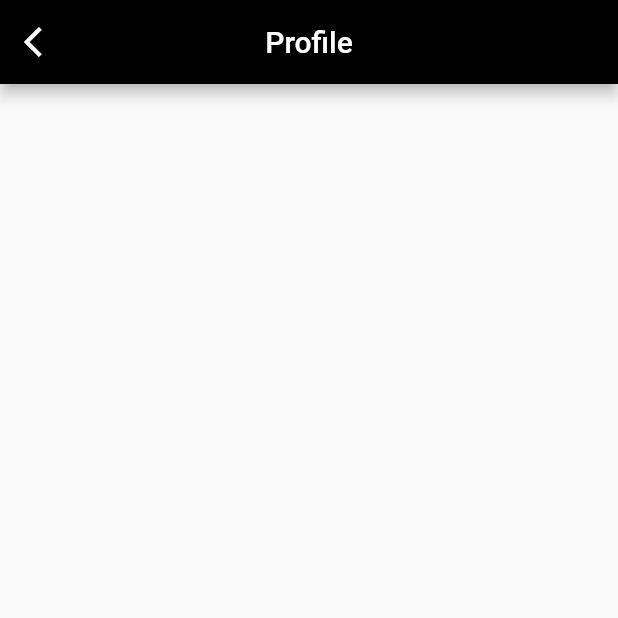
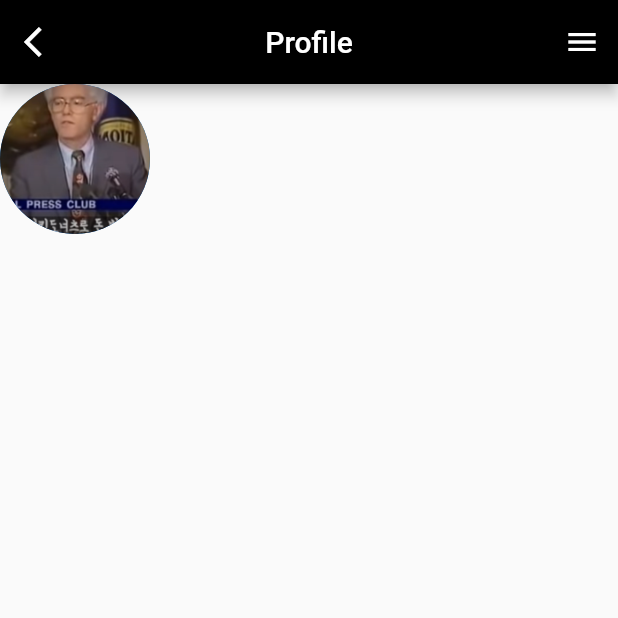
Before and after one commit to codinginpain/flutter_profile, a Flutter app: the screen it shows after launch, on a phone screen of 412 x 824 dp, the top half of it. Run offline on Flutter 3.47's test engine with Material 2 defaults, Android fonts, the phone set to English and light mode, and no system bars.

Commit message:
cicle avatar profile

```diff
--- a/lib/components/profile_header.dart
+++ b/lib/components/profile_header.dart
@@ -16,6 +16,12 @@ class ProfileHeader extends StatelessWidget {
   }
 
   Widget _buildHeaderAvatar() {
-    return SizedBox();
+    return SizedBox(
+      width: 100,
+      height: 100,
+      child: CircleAvatar(
+        backgroundImage: AssetImage("assets/peter.png"),
+      ),
+    );
   }
 }
--- a/lib/main.dart
+++ b/lib/main.dart
@@ -1,6 +1,7 @@
 import 'package:flutter/material.dart';
 import 'package:flutter_profile/components/profile_buttons.dart';
 import 'package:flutter_profile/components/profile_count_info.dart';
+import 'package:flutter_profile/components/profile_drawer.dart';
 import 'package:flutter_profile/components/profile_header.dart';
 import 'package:flutter_profile/components/profile_tab.dart';
 import 'package:flutter_profile/theme.dart';
@@ -28,12 +29,8 @@ class ProfilePage extends StatelessWidget {
   @override
   Widget build(BuildContext context) {
     return Scaffold(
-        appBar: AppBar(
-          leading: Icon(Icons.arrow_back_ios),
-          title: Text("Profile"),
-          centerTitle: true,
-          backgroundColor: Colors.black,
-        ),
+        endDrawer: ProfileDrawer(),
+        appBar: _buildProfileAppBar(),
         body: Column(
           children: [
             ProfileHeader(),
@@ -43,4 +40,13 @@ class ProfilePage extends StatelessWidget {
           ],
         ));
   }
+
+  AppBar _buildProfileAppBar() {
+    return AppBar(
+      leading: Icon(Icons.arrow_back_ios),
+      title: Text("Profile"),
+      centerTitle: true,
+      backgroundColor: Colors.black,
+    );
+  }
 }
--- a/pubspec.yaml
+++ b/pubspec.yaml
@@ -58,8 +58,8 @@ flutter:
   uses-material-design: true
 
   # To add assets to your application, add an assets section, like this:
-  # assets:
-  #   - images/a_dot_burr.jpeg
+  assets:
+    - assets/
   #   - images/a_dot_ham.jpeg
 
   # An image asset can refer to one or more resolution-specific "variants", see
```
Also changed, not shown: assets/peter.png (added).
